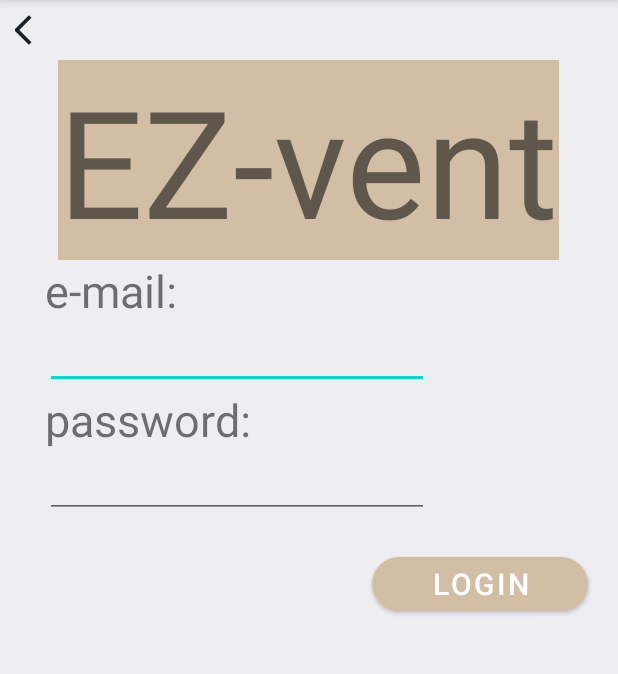
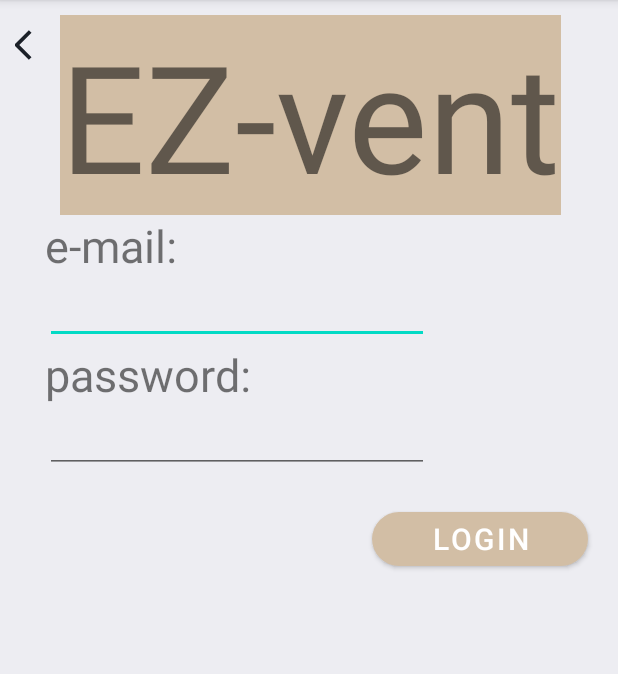
Before and after one commit to liri9/hci_demo, an Android app: the LoginActivity screen opened directly, with no data from a screen before it, on a phone screen of 412 x 824 dp, the part 84-758 px from its top. Run offline under Robolectric (Android 15) with nearby library versions, the phone set to English and light mode, and no system bars.

Commit message:
changed back buttons

```diff
--- a/app/src/main/res/layout/activity_login.xml
+++ b/app/src/main/res/layout/activity_login.xml
@@ -1,70 +1,79 @@
 <?xml version="1.0" encoding="utf-8"?>
-<RelativeLayout
-    xmlns:android="http://schemas.android.com/apk/res/android"
+<RelativeLayout xmlns:android="http://schemas.android.com/apk/res/android"
     xmlns:app="http://schemas.android.com/apk/res-auto"
     xmlns:tools="http://schemas.android.com/tools"
     android:layout_width="match_parent"
+    android:layout_height="match_parent"
     android:background="@color/color_white"
-    android:layout_height="match_parent"
     tools:context=".MainActivity">
+
     <androidx.appcompat.widget.LinearLayoutCompat
         android:layout_width="match_parent"
-        android:orientation="vertical"
-        android:layout_height="match_parent">
+        android:layout_height="match_parent"
+        android:orientation="vertical">
+
+        <androidx.appcompat.widget.LinearLayoutCompat
+            android:layout_width="match_parent"
+            android:layout_height="wrap_content"
+            android:layout_marginTop="10dp"
+            android:orientation="horizontal">
             <com.google.android.material.button.MaterialButton
-           android:id="@+id/login_BTN_back"
+                android:id="@+id/org_myEvent_BTN_back"
                 android:layout_width="30dp"
                 android:layout_height="40dp"
+                android:layout_gravity="start"
                 android:layout_marginStart="10dp"
-            android:layout_gravity="start"
                 android:background="@android:color/transparent"
-            app:iconTint="#1B2028"
                 app:icon="@drawable/baseline_arrow_back_ios_24"
-            app:iconGravity="textStart"/>
+                app:iconGravity="textStart"
+                app:iconTint="#1B2028" />
 
             <TextView
                 android:layout_width="wrap_content"
                 android:layout_height="wrap_content"
+                android:layout_gravity="center"
+                android:background="#d2bea5"
                 android:text="EZ-vent"
                 android:textSize="100sp"
+                app:layout_constraintBottom_toBottomOf="parent"
+                app:layout_constraintEnd_toEndOf="parent"
+                app:layout_constraintStart_toStartOf="parent"
+                app:layout_constraintTop_toTopOf="parent" />
+        </androidx.appcompat.widget.LinearLayoutCompat>
 
-            android:background="#d2bea5"
-            android:layout_gravity="center"
+        <TextView
+            android:layout_width="wrap_content"
+            android:layout_height="wrap_content"
+            android:layout_marginStart="30dp"
+            android:text="e-mail:"
+            android:textSize="30sp"
             app:layout_constraintBottom_toBottomOf="parent"
             app:layout_constraintEnd_toEndOf="parent"
             app:layout_constraintStart_toStartOf="parent"
             app:layout_constraintTop_toTopOf="parent" />
 
+        <EditText
+            android:layout_width="wrap_content"
+            android:layout_height="wrap_content"
+            android:layout_marginStart="30dp"
+            android:ems="12" />
+
         <TextView
             android:layout_width="wrap_content"
             android:layout_height="wrap_content"
-            android:text="e-mail:"
             android:layout_marginStart="30dp"
+            android:text="password:"
             android:textSize="30sp"
             app:layout_constraintBottom_toBottomOf="parent"
             app:layout_constraintEnd_toEndOf="parent"
             app:layout_constraintStart_toStartOf="parent"
             app:layout_constraintTop_toTopOf="parent" />
+
         <EditText
             android:layout_width="wrap_content"
             android:layout_height="wrap_content"
             android:layout_marginStart="30dp"
-            android:ems="12"/>
-        <TextView
-            android:layout_width="wrap_content"
-            android:layout_height="wrap_content"
-            android:text="password:"
-            android:layout_marginStart="30dp"
-            android:textSize="30sp"
-            app:layout_constraintBottom_toBottomOf="parent"
-            app:layout_constraintEnd_toEndOf="parent"
-            app:layout_constraintStart_toStartOf="parent"
-            app:layout_constraintTop_toTopOf="parent" />
-        <EditText
-            android:layout_width="wrap_content"
-            android:layout_height="wrap_content"
-            android:layout_marginStart="30dp"
-            android:ems="12"/>
+            android:ems="12" />
 
 
         <com.google.android.material.button.MaterialButton
@@ -72,12 +81,12 @@
             android:layout_height="wrap_content"
             android:layout_gravity="end"
             android:layout_margin="20dp"
-            android:textSize="20sp"
             android:paddingStart="40dp"
             android:paddingEnd="40dp"
+            android:text="login"
+            android:textSize="20sp"
             app:backgroundTint="#d2bea5"
-            app:cornerRadius="120dp"
-            android:text="login"/>
+            app:cornerRadius="120dp" />
 
 
     </androidx.appcompat.widget.LinearLayoutCompat>
--- a/app/src/main/res/layout/activity_org_my_event.xml
+++ b/app/src/main/res/layout/activity_org_my_event.xml
@@ -11,6 +11,11 @@
         android:layout_width="match_parent"
         android:layout_height="match_parent"
         android:orientation="vertical">
+        <androidx.appcompat.widget.LinearLayoutCompat
+            android:layout_width="match_parent"
+            android:layout_height="wrap_content"
+            android:layout_marginTop="10dp"
+            android:orientation="horizontal">
         <com.google.android.material.button.MaterialButton
             android:id="@+id/org_myEvent_BTN_back"
             android:layout_width="30dp"
@@ -26,7 +31,6 @@
             android:layout_width="wrap_content"
             android:layout_height="wrap_content"
             android:layout_gravity="center"
-            android:layout_margin="10dp"
             android:background="#d2bea5"
             android:text="EZ-vent"
             android:textSize="100sp"
@@ -34,6 +38,7 @@
             app:layout_constraintEnd_toEndOf="parent"
             app:layout_constraintStart_toStartOf="parent"
             app:layout_constraintTop_toTopOf="parent" />
+    </androidx.appcompat.widget.LinearLayoutCompat>
 
         <androidx.cardview.widget.CardView
             android:id="@+id/org_my_event_CRD_attendees"
```
Lines whose indentation alone changed are shown as unchanged.
